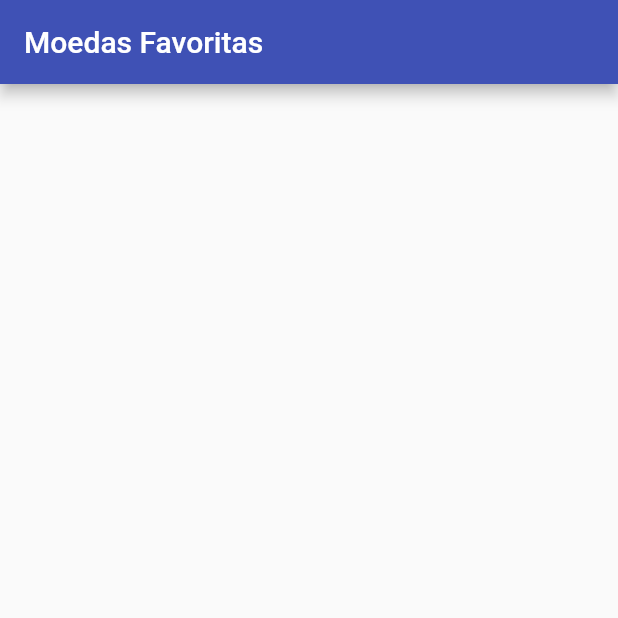
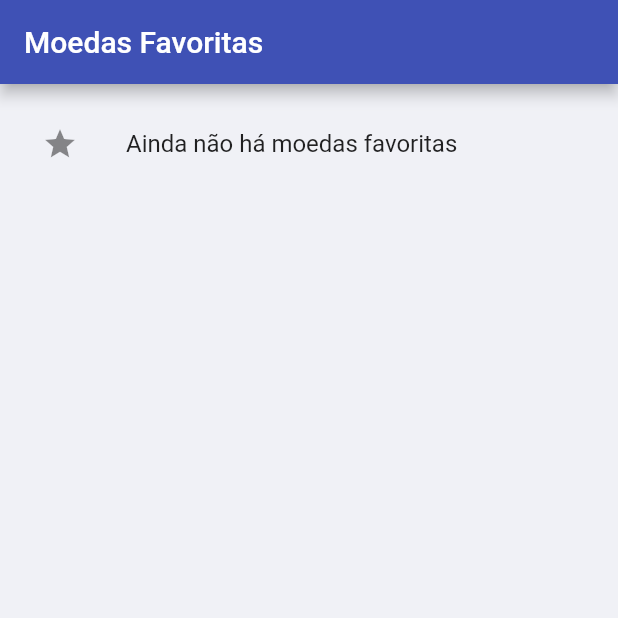
Before and after one commit to drantunes/cripto_moedas, a Flutter app: the FavoritasPage screen opened directly, on a phone screen of 412 x 824 dp, the top half of it. Run offline on Flutter 3.47's test engine with Material 2 defaults, Android fonts, the phone set to English and light mode, and no system bars.

Commit message:
Adicionado o provider para as moedas Favoritas

```diff
--- a/lib/pages/favoritas_page.dart
+++ b/lib/pages/favoritas_page.dart
@@ -1,4 +1,9 @@
+import 'package:cripto_moedas/models/moeda.dart';
+import 'package:cripto_moedas/repositories/favoritas_repository.dart';
+import 'package:cripto_moedas/widgets/moeda_card.dart';
 import 'package:flutter/material.dart';
+import 'package:intl/intl.dart';
+import 'package:provider/provider.dart';
 
 class FavoritasPage extends StatefulWidget {
   FavoritasPage({Key? key}) : super(key: key);
@@ -14,6 +19,26 @@
       appBar: AppBar(
         title: Text('Moedas Favoritas'),
       ),
+      body: Container(
+        color: Colors.indigo.withOpacity(0.05),
+        height: MediaQuery.of(context).size.height,
+        padding: EdgeInsets.all(12.0),
+        child: Consumer<FavoritasRepository>(
+          builder: (context, favoritas, child) {
+            return favoritas.lista.isEmpty
+                ? ListTile(
+                    leading: Icon(Icons.star),
+                    title: Text('Ainda não há moedas favoritas'),
+                  )
+                : ListView.builder(
+                    itemCount: favoritas.lista.length,
+                    itemBuilder: (_, index) {
+                      return MoedaCard(moeda: favoritas.lista[index]);
+                    },
+                  );
+          },
+        ),
+      ),
     );
   }
 }
--- a/lib/pages/home_page.dart
+++ b/lib/pages/home_page.dart
@@ -49,7 +49,7 @@
             curve: Curves.ease,
           );
         },
-        backgroundColor: Colors.grey[100],
+        // backgroundColor: Colors.grey[100],
       ),
     );
   }
--- /dev/null
+++ b/lib/repositories/favoritas_repository.dart
@@ -0,0 +1,22 @@
+import 'dart:collection';
+
+import 'package:cripto_moedas/models/moeda.dart';
+import 'package:flutter/material.dart';
+
+class FavoritasRepository extends ChangeNotifier {
+  List<Moeda> _lista = [];
+
+  UnmodifiableListView<Moeda> get lista => UnmodifiableListView(_lista);
+
+  saveAll(List<Moeda> moedas) {
+    moedas.forEach((moeda) {
+      if (!_lista.contains(moeda)) _lista.add(moeda);
+    });
+    notifyListeners();
+  }
+
+  remove(Moeda moeda) {
+    _lista.remove(moeda);
+    notifyListeners();
+  }
+}
--- a/pubspec.yaml
+++ b/pubspec.yaml
@@ -24,7 +24,7 @@
   flutter:
     sdk: flutter
   intl:
-
+  provider: ^5.0.0
 
   # The following adds the Cupertino Icons font to your application.
   # Use with the CupertinoIcons class for iOS style icons.
```
Also changed, not shown: lib/main.dart (+8 -1 lines), lib/pages/moedas_page.dart (+29 -10 lines), lib/widgets/moeda_card.dart (added, +112 -0 lines), pubspec.lock.
